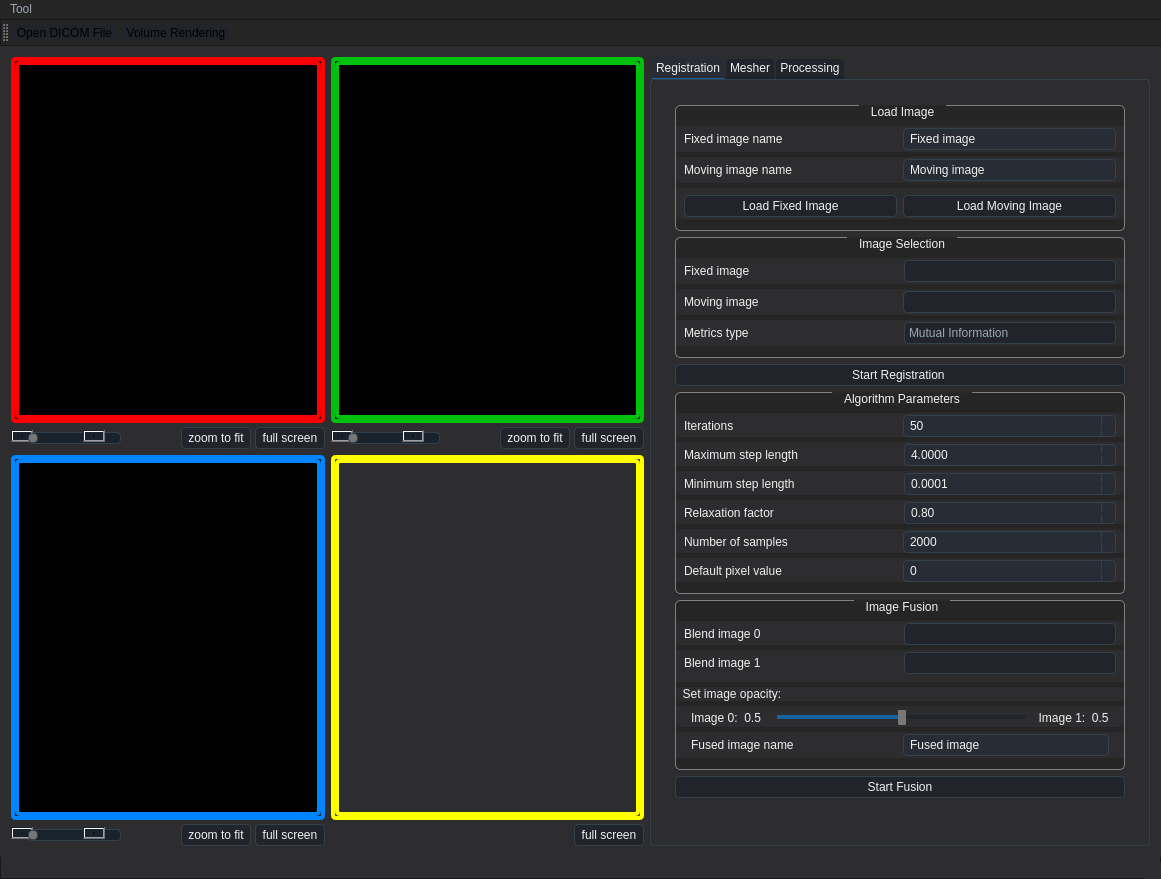
Qt form frontend_pc/src/app/mainwindow.ui (zhangzwwww/medlab) before a commit.
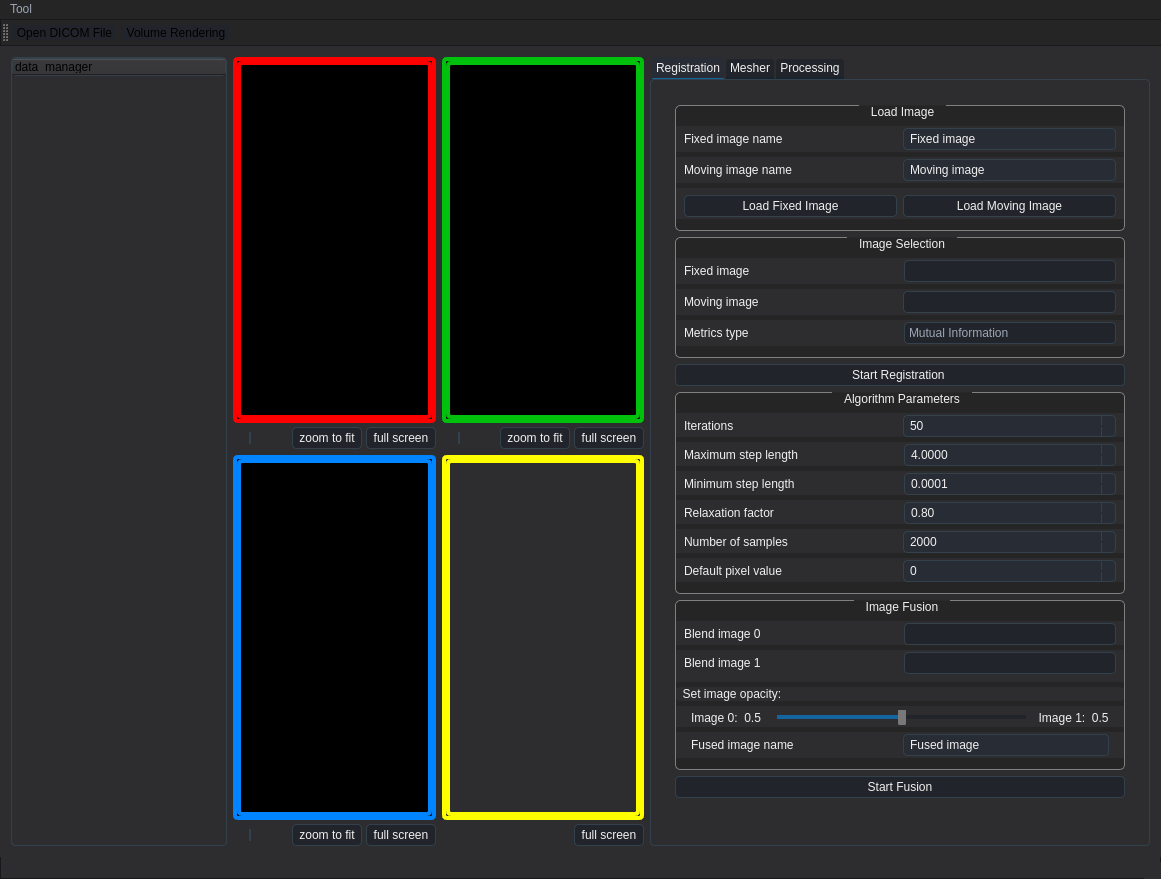
The same form after that commit. Icons and pictures are not drawn. Custom widgets are drawn as their Qt base class.

Commit message: feat(data_manager):basic data manager

Patch:
```diff
--- a/frontend_pc/src/app/mainwindow.ui
+++ b/frontend_pc/src/app/mainwindow.ui
@@ -824,7 +824,7 @@
     </sizepolicy>
    </property>
    <layout class="QGridLayout" name="gridLayout">
-    <item row="0" column="0">
+    <item row="0" column="1">
      <widget class="QWidget" name="view1Widget" native="true">
       <property name="sizePolicy">
        <sizepolicy hsizetype="Expanding" vsizetype="Expanding">
@@ -993,7 +993,7 @@
       </layout>
      </widget>
     </item>
-    <item row="0" column="1">
+    <item row="0" column="2">
      <widget class="QWidget" name="view2Widget" native="true">
       <property name="sizePolicy">
        <sizepolicy hsizetype="Expanding" vsizetype="Expanding">
@@ -1142,7 +1142,157 @@
       </layout>
      </widget>
     </item>
-    <item row="0" column="2" rowspan="2">
+    <item row="1" column="1">
+     <widget class="QWidget" name="view3Widget" native="true">
+      <property name="sizePolicy">
+       <sizepolicy hsizetype="Expanding" vsizetype="Expanding">
+        <horstretch>0</horstretch>
+        <verstretch>0</verstretch>
+       </sizepolicy>
+      </property>
+      <layout class="QVBoxLayout" name="verticalLayout_14">
+       <property name="spacing">
+        <number>1</number>
+       </property>
+       <property name="leftMargin">
+        <number>0</number>
+       </property>
+       <property name="topMargin">
+        <number>0</number>
+       </property>
+       <property name="rightMargin">
+        <number>0</number>
+       </property>
+       <property name="bottomMargin">
+        <number>0</number>
+       </property>
+       <item>
+        <widget class="QFrame" name="frame3">
+         <property name="sizePolicy">
+          <sizepolicy hsizetype="Expanding" vsizetype="Expanding">
+           <horstretch>0</horstretch>
+           <verstretch>0</verstretch>
+          </sizepolicy>
+         </property>
+         <property name="styleSheet">
+          <string notr="true">border-width: 4px;
+border-radius: 5px;
+border-color: rgb(0, 132, 255);
+border-style: solid; 
+background-color: rgb(0, 0, 0);
+</string>
+         </property>
+         <property name="frameShape">
+          <enum>QFrame::StyledPanel</enum>
+         </property>
+         <property name="frameShadow">
+          <enum>QFrame::Raised</enum>
+         </property>
+         <layout class="QVBoxLayout" name="verticalLayout_18">
+          <property name="spacing">
+           <number>0</number>
+          </property>
+          <property name="leftMargin">
+           <number>0</number>
+          </property>
+          <property name="topMargin">
+           <number>0</number>
+          </property>
+          <property name="rightMargin">
+           <number>0</number>
+          </property>
+          <property name="bottomMargin">
+           <number>0</number>
+          </property>
+          <item>
+           <widget class="QVTKWidget" name="view3"/>
+          </item>
+         </layout>
+        </widget>
+       </item>
+       <item>
+        <widget class="QWidget" name="view3subWidget" native="true">
+         <layout class="QHBoxLayout" name="horizontalLayout_20">
+          <property name="spacing">
+           <number>4</number>
+          </property>
+          <property name="leftMargin">
+           <number>0</number>
+          </property>
+          <property name="topMargin">
+           <number>3</number>
+          </property>
+          <property name="rightMargin">
+           <number>0</number>
+          </property>
+          <property name="bottomMargin">
+           <number>0</number>
+          </property>
+          <item>
+           <widget class="QScrollBar" name="ScrollBar3">
+            <property name="sizePolicy">
+             <sizepolicy hsizetype="Preferred" vsizetype="Fixed">
+              <horstretch>0</horstretch>
+              <verstretch>0</verstretch>
+             </sizepolicy>
+            </property>
+            <property name="orientation">
+             <enum>Qt::Horizontal</enum>
+            </property>
+           </widget>
+          </item>
+          <item>
+           <spacer name="horizontalSpacer3">
+            <property name="orientation">
+             <enum>Qt::Horizontal</enum>
+            </property>
+            <property name="sizeType">
+             <enum>QSizePolicy::Maximum</enum>
+            </property>
+            <property name="sizeHint" stdset="0">
+             <size>
+              <width>40</width>
+              <height>20</height>
+             </size>
+            </property>
+           </spacer>
+          </item>
+          <item>
+           <widget class="QPushButton" name="zoomBtn3">
+            <property name="sizePolicy">
+             <sizepolicy hsizetype="Fixed" vsizetype="Fixed">
+              <horstretch>0</horstretch>
+              <verstretch>0</verstretch>
+             </sizepolicy>
+            </property>
+            <property name="text">
+             <string> zoom to fit </string>
+            </property>
+           </widget>
+          </item>
+          <item>
+           <widget class="QPushButton" name="fullScreenBtn3">
+            <property name="sizePolicy">
+             <sizepolicy hsizetype="Fixed" vsizetype="Fixed">
+              <horstretch>0</horstretch>
+              <verstretch>0</verstretch>
+             </sizepolicy>
+            </property>
+            <property name="text">
+             <string> full screen </string>
+            </property>
+            <property name="checkable">
+             <bool>true</bool>
+            </property>
+           </widget>
+          </item>
+         </layout>
+        </widget>
+       </item>
+      </layout>
+     </widget>
+    </item>
+    <item row="0" column="3" rowspan="2">
      <widget class="QTabWidget" name="tabWidget">
       <property name="enabled">
        <bool>true</bool>
@@ -3111,157 +3261,7 @@
       </widget>
      </widget>
     </item>
-    <item row="1" column="0">
-     <widget class="QWidget" name="view3Widget" native="true">
-      <property name="sizePolicy">
-       <sizepolicy hsizetype="Expanding" vsizetype="Expanding">
-        <horstretch>0</horstretch>
-        <verstretch>0</verstretch>
-       </sizepolicy>
-      </property>
-      <layout class="QVBoxLayout" name="verticalLayout_14">
-       <property name="spacing">
-        <number>1</number>
-       </property>
-       <property name="leftMargin">
-        <number>0</number>
-       </property>
-       <property name="topMargin">
-        <number>0</number>
-       </property>
-       <property name="rightMargin">
-        <number>0</number>
-       </property>
-       <property name="bottomMargin">
-        <number>0</number>
-       </property>
-       <item>
-        <widget class="QFrame" name="frame3">
-         <property name="sizePolicy">
-          <sizepolicy hsizetype="Expanding" vsizetype="Expanding">
-           <horstretch>0</horstretch>
-           <verstretch>0</verstretch>
-          </sizepolicy>
-         </property>
-         <property name="styleSheet">
-          <string notr="true">border-width: 4px;
-border-radius: 5px;
-border-color: rgb(0, 132, 255);
-border-style: solid; 
-background-color: rgb(0, 0, 0);
-</string>
-         </property>
-         <property name="frameShape">
-          <enum>QFrame::StyledPanel</enum>
-         </property>
-         <property name="frameShadow">
-          <enum>QFrame::Raised</enum>
-         </property>
-         <layout class="QVBoxLayout" name="verticalLayout_18">
-          <property name="spacing">
-           <number>0</number>
-          </property>
-          <property name="leftMargin">
-           <number>0</number>
-          </property>
-          <property name="topMargin">
-           <number>0</number>
-          </property>
-          <property name="rightMargin">
-           <number>0</number>
-          </property>
-          <property name="bottomMargin">
-           <number>0</number>
-          </property>
-          <item>
-           <widget class="QVTKWidget" name="view3"/>
-          </item>
-         </layout>
-        </widget>
-       </item>
-       <item>
-        <widget class="QWidget" name="view3subWidget" native="true">
-         <layout class="QHBoxLayout" name="horizontalLayout_20">
-          <property name="spacing">
-           <number>4</number>
-          </property>
-          <property name="leftMargin">
-           <number>0</number>
-          </property>
-          <property name="topMargin">
-           <number>3</number>
-          </property>
-          <property name="rightMargin">
-           <number>0</number>
-          </property>
-          <property name="bottomMargin">
-           <number>0</number>
-          </property>
-          <item>
-           <widget class="QScrollBar" name="ScrollBar3">
-            <property name="sizePolicy">
-             <sizepolicy hsizetype="Preferred" vsizetype="Fixed">
-              <horstretch>0</horstretch>
-              <verstretch>0</verstretch>
-             </sizepolicy>
-            </property>
-            <property name="orientation">
-             <enum>Qt::Horizontal</enum>
-            </property>
-           </widget>
-          </item>
-          <item>
-           <spacer name="horizontalSpacer3">
-            <property name="orientation">
-             <enum>Qt::Horizontal</enum>
-            </property>
-            <property name="sizeType">
-             <enum>QSizePolicy::Maximum</enum>
-            </property>
-            <property name="sizeHint" stdset="0">
-             <size>
-              <width>40</width>
-              <height>20</height>
-             </size>
-            </property>
-           </spacer>
-          </item>
-          <item>
-           <widget class="QPushButton" name="zoomBtn3">
-            <property name="sizePolicy">
-             <sizepolicy hsizetype="Fixed" vsizetype="Fixed">
-              <horstretch>0</horstretch>
-              <verstretch>0</verstretch>
-             </sizepolicy>
-            </property>
-            <property name="text">
-             <string> zoom to fit </string>
-            </property>
-           </widget>
-          </item>
-          <item>
-           <widget class="QPushButton" name="fullScreenBtn3">
-            <property name="sizePolicy">
-             <sizepolicy hsizetype="Fixed" vsizetype="Fixed">
-              <horstretch>0</horstretch>
-              <verstretch>0</verstretch>
-             </sizepolicy>
-            </property>
-            <property name="text">
-             <string> full screen </string>
-            </property>
-            <property name="checkable">
-             <bool>true</bool>
-            </property>
-           </widget>
-          </item>
-         </layout>
-        </widget>
-       </item>
-      </layout>
-     </widget>
-    </item>
-    <item row="1" column="1">
+    <item row="1" column="2">
      <widget class="QWidget" name="view4Widget" native="true">
       <property name="sizePolicy">
        <sizepolicy hsizetype="Expanding" vsizetype="Expanding">
@@ -3384,6 +3384,15 @@
       </layout>
      </widget>
     </item>
+    <item row="0" column="0" rowspan="2">
+     <widget class="QTreeWidget" name="data_manager">
+      <column>
+       <property name="text">
+        <string>data_manager</string>
+       </property>
+      </column>
+     </widget>
+    </item>
    </layout>
   </widget>
   <widget class="QMenuBar" name="menuBar">
```
Left out of the diff: 14 changed lines with no effect on the pictures. The commit also changes 5 other files.
